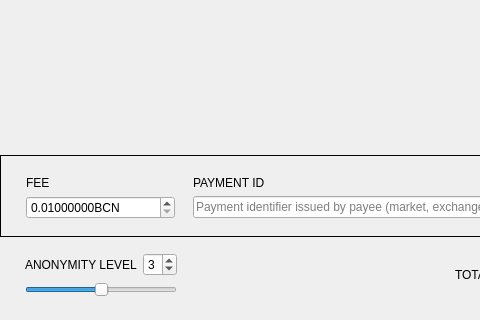
Before: the Qt Designer form src/Gui/Send/SendFrame.ui in iridiumdev/Iridium-IRD-wallet, drawn with Qt 5; both pictures show x 0 to 480 and y 318 to 638 of the 866 by 638 pixel window.
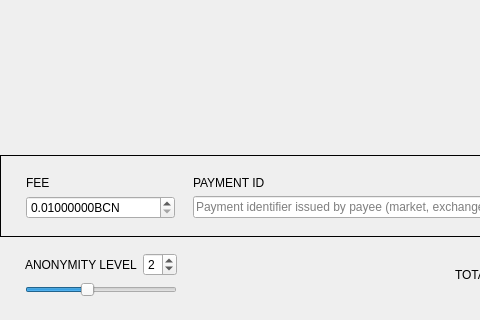
After: the same form once the commit is applied. Custom widgets are drawn as their Qt base class.

Commit message: default mixin to 2 (actually 3 in the real TX)

Diff of the .ui file:
```diff
--- a/src/Gui/Send/SendFrame.ui
+++ b/src/Gui/Send/SendFrame.ui
@@ -292,13 +292,13 @@
       <item row="0" column="1">
        <widget class="QSpinBox" name="m_mixinSpin">
         <property name="minimum">
-         <number>1</number>
+         <number>0</number>
         </property>
         <property name="maximum">
-         <number>6</number>
+         <number>4</number>
         </property>
         <property name="value">
-         <number>3</number>
+         <number>2</number>
         </property>
        </widget>
       </item>
@@ -327,16 +327,16 @@
          </size>
         </property>
         <property name="maximum">
-         <number>6</number>
+         <number>5</number>
         </property>
         <property name="pageStep">
          <number>1</number>
         </property>
         <property name="value">
-         <number>3</number>
+         <number>2</number>
         </property>
         <property name="sliderPosition">
-         <number>3</number>
+         <number>2</number>
         </property>
         <property name="tracking">
          <bool>false</bool>
```
The commit also changes 1 other file.
